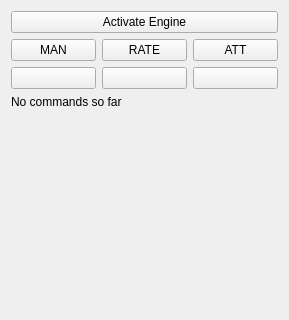
The window that src/ui/UASSkyeControl.ui (skye-git/qgroundcontrol-old) describes before a commit, drawn with Qt 5; both pictures show x 0 to 289 and y 0 to 320 of the 289 by 458 pixel window.
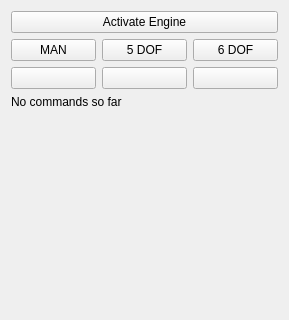
The same window after the commit.

Patch:
```diff
--- a/src/ui/UASSkyeControl.ui
+++ b/src/ui/UASSkyeControl.ui
@@ -95,7 +95,7 @@
           <string>Enable Rate Controller</string>
          </property>
          <property name="text">
-          <string>RATE</string>
+          <string>5 DOF</string>
          </property>
          <property name="checkable">
           <bool>true</bool>
@@ -120,7 +120,7 @@
           <string>Enable Attitude Controller</string>
          </property>
          <property name="text">
-          <string>ATT</string>
+          <string>6 DOF</string>
          </property>
          <property name="checkable">
           <bool>true</bool>
```
Left out of the diff: 7 changed lines with no effect on the pictures.
